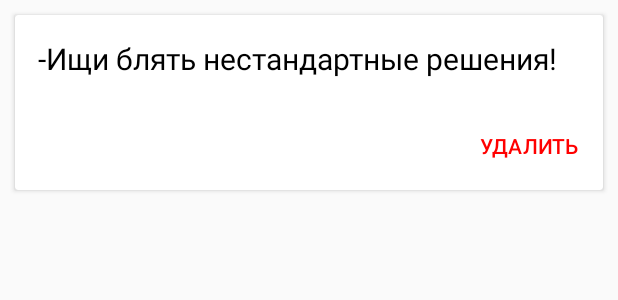
After one commit to MaratYakushev/FuckingGreatAdvice, an Android app: the layout item_favorites_advice.xml on its own in the app's theme, with its tools: preview values and no code run, on a phone screen of 412 x 824 dp. The commit adds this screen. Shown: the top 300 px of the screen. Run offline under Robolectric (Android 15) with nearby library versions, the phone set to English and light mode, and no system bars.

Commit message:
Сделал item для элемента списка

```diff
--- a/app/src/main/res/layout/fragment_advice.xml
+++ b/app/src/main/res/layout/fragment_advice.xml
@@ -28,11 +28,11 @@
 
             <ImageView
                 android:layout_width="match_parent"
-                android:layout_height="1dp"
+                android:layout_height="0.2dp"
                 android:layout_below="@id/card_title"
                 android:layout_marginLeft="@dimen/line_margin_right_and_left"
                 android:layout_marginRight="@dimen/line_margin_right_and_left"
-                android:background="@color/color_black" />
+                android:background="@color/color_gray" />
 
             <TextView
 
--- /dev/null
+++ b/app/src/main/res/layout/item_favorites_advice.xml
@@ -0,0 +1,36 @@
+<?xml version="1.0" encoding="utf-8"?>
+<LinearLayout xmlns:android="http://schemas.android.com/apk/res/android"
+    android:layout_width="match_parent"
+    android:layout_height="wrap_content"
+    android:orientation="vertical">
+
+    <android.support.v7.widget.CardView
+        android:layout_width="match_parent"
+        android:layout_height="wrap_content"
+        android:layout_margin="@dimen/card_margin">
+
+        <RelativeLayout
+            android:layout_width="match_parent"
+            android:layout_height="match_parent">
+
+            <TextView
+                android:id="@+id/favorite_advice_text"
+                android:layout_width="match_parent"
+                android:layout_height="wrap_content"
+                android:layout_alignParentTop="true"
+                android:gravity="center_vertical"
+                android:text="-Ищи блять нестандартные решения! "
+                style="@style/favoriteTextStyle"/>
+
+            <Button
+                android:id="@+id/delete_favorites_advice"
+                android:layout_width="wrap_content"
+                android:layout_height="wrap_content"
+                android:text="@string/delete_favorite_advice_button"
+                android:layout_alignParentEnd="true"
+                android:layout_alignParentRight="true"
+                android:layout_below="@id/favorite_advice_text"
+                style="@style/buttonDeleteFavoriteStyle"/>
+        </RelativeLayout>
+    </android.support.v7.widget.CardView>
+</LinearLayout>
--- a/app/src/main/res/values/colors.xml
+++ b/app/src/main/res/values/colors.xml
@@ -4,6 +4,9 @@
     <color name="colorPrimaryDark">#009688</color>
     <color name="colorAccent">#00796B</color>
     <color name="color_black">#000000</color>
+    <color name="color_gray">#7e7e7e</color>
     <color name="color_white">#ffffff</color>
     <color name="color_background">#ececec</color>
+    <color name="color_red">#ff0000</color>
+    <color name="color_transparent">#00ffffff</color>
 </resources>
--- a/app/src/main/res/values/dimens.xml
+++ b/app/src/main/res/values/dimens.xml
@@ -2,11 +2,17 @@
 <resources>
 
     <!--fragment_advice-->
-    <dimen name="card_margin">5dp</dimen>
+    <dimen name="card_margin">10dp</dimen>
     <dimen name="card_title_margin">10dp</dimen>
     <dimen name="card_title_text_size">20sp</dimen>
     <dimen name="line_margin_right_and_left">10dp</dimen>
     <dimen name="advice_text_padding">5dp</dimen>
     <dimen name="advice_text_size">30sp</dimen>
     <dimen name="button_margin">5dp</dimen>
+
+    <!--fragment_advice_favorites-->
+    <dimen name="favorite_text_size">20sp</dimen>
+    <dimen name="favorite_text_padding">15dp</dimen>
+    <dimen name="delete_favorite_button_margin">5dp</dimen>
+
 </resources>
--- a/app/src/main/res/values/strings.xml
+++ b/app/src/main/res/values/strings.xml
@@ -7,4 +7,7 @@
     <string name="card_title">Ох**нный бл*ть совет</string>
     <string name="button_add_title">Добавить</string>
     <string name="button_refresh_title">Еще совет</string>
+
+    <!--fragment_advice_favorites-->
+    <string name="delete_favorite_advice_button">Удалить</string>
 </resources>
--- a/app/src/main/res/values/styles.xml
+++ b/app/src/main/res/values/styles.xml
@@ -22,6 +22,11 @@
         <item name="android:layout_margin">@dimen/card_title_margin</item>
     </style>
 
+    <style name="favoriteTextStyle" parent="textStyleBase">
+        <item name="android:textSize">@dimen/favorite_text_size</item>
+        <item name="android:padding">@dimen/favorite_text_padding</item>
+    </style>
+
     <!--parent="@android:style/Widget.Button"-->
 
     <style name="buttonStyle">
@@ -29,4 +34,10 @@
         <item name="android:background">@drawable/button_selector</item>
         <item name="android:layout_margin">@dimen/button_margin</item>
     </style>
+
+    <style name="buttonDeleteFavoriteStyle">
+        <item name="android:textColor">@color/color_red</item>
+        <item name="android:background">@color/color_transparent</item>
+        <item name="android:layout_margin">@dimen/delete_favorite_button_margin</item>
+    </style>
 </resources>
```
